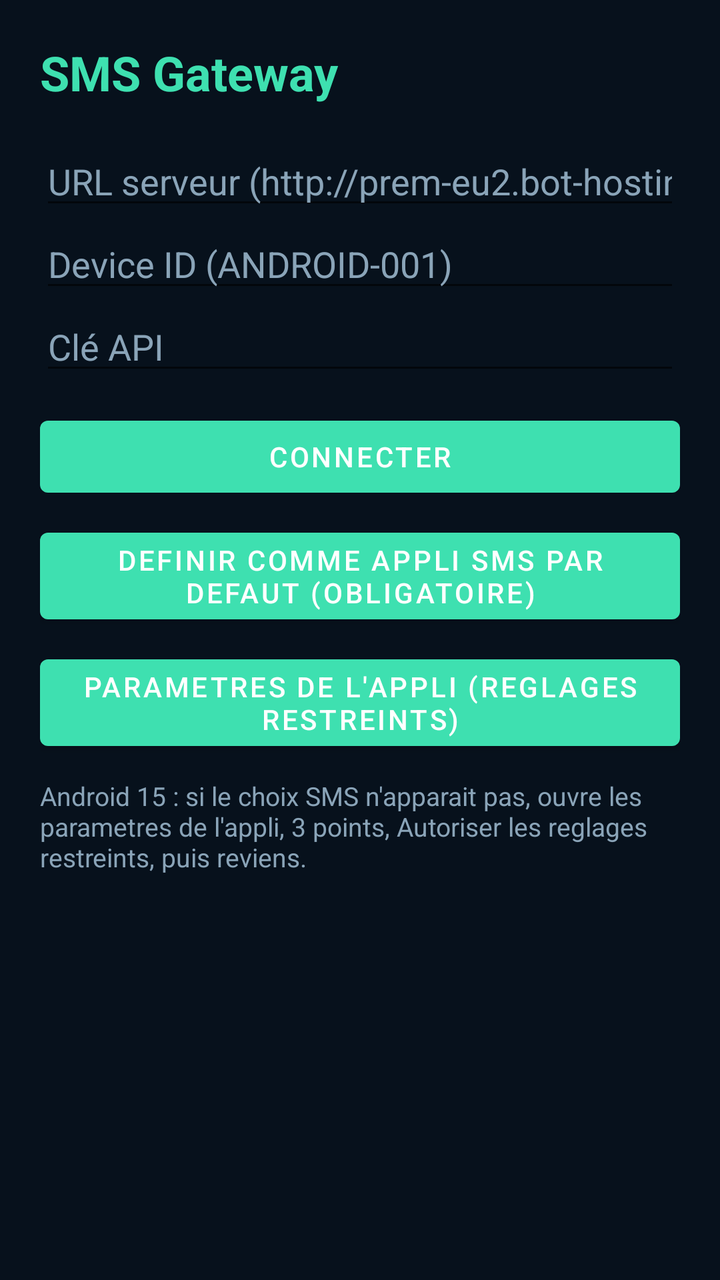
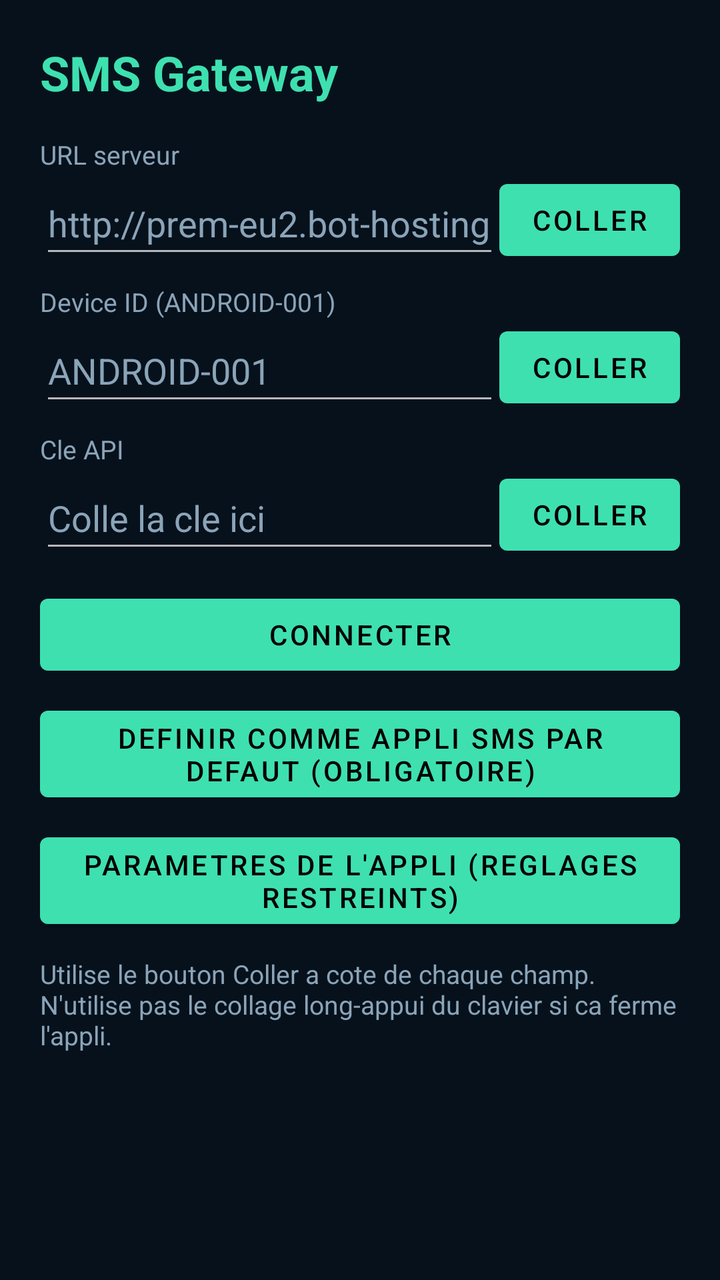

Screens rendered from an Android XML layout before and after an edit, with the pre-edit source and the edit as a unified diff.
<!-- AndroidManifest.xml: application theme Theme.SmsGateway -->
<!-- res/layout/activity_main.xml -->
<?xml version="1.0" encoding="utf-8"?>
<ScrollView xmlns:android="http://schemas.android.com/apk/res/android"
    android:layout_width="match_parent"
    android:layout_height="match_parent"
    android:background="#07111C"
    android:padding="20dp">

    <LinearLayout
        android:layout_width="match_parent"
        android:layout_height="wrap_content"
        android:orientation="vertical">

        <TextView
            android:layout_width="wrap_content"
            android:layout_height="wrap_content"
            android:text="SMS Gateway"
            android:textColor="#3EE0B0"
            android:textSize="24sp"
            android:textStyle="bold" />

        <EditText
            android:id="@+id/serverUrl"
            android:layout_width="match_parent"
            android:layout_height="wrap_content"
            android:layout_marginTop="16dp"
            android:hint="URL serveur (http://prem-eu2.bot-hosting.net:21724)"
            android:inputType="textUri"
            android:textColor="#E8F1F8"
            android:textColorHint="#8AA4B8" />

        <EditText
            android:id="@+id/deviceId"
            android:layout_width="match_parent"
            android:layout_height="wrap_content"
            android:hint="Device ID (ANDROID-001)"
            android:textColor="#E8F1F8"
            android:textColorHint="#8AA4B8" />

        <EditText
            android:id="@+id/apiKey"
            android:layout_width="match_parent"
            android:layout_height="wrap_content"
            android:hint="Clé API"
            android:inputType="textPassword"
            android:textColor="#E8F1F8"
            android:textColorHint="#8AA4B8" />

        <Button
            android:id="@+id/connectButton"
            android:layout_width="match_parent"
            android:layout_height="wrap_content"
            android:layout_marginTop="12dp"
            android:text="Connecter" />

        <Button
            android:id="@+id/defaultSmsButton"
            android:layout_width="match_parent"
            android:layout_height="wrap_content"
            android:layout_marginTop="8dp"
            android:text="Definir comme appli SMS par defaut (obligatoire)" />

        <Button
            android:id="@+id/restrictedSettingsButton"
            android:layout_width="match_parent"
            android:layout_height="wrap_content"
            android:layout_marginTop="8dp"
            android:text="Parametres de l&apos;appli (reglages restreints)" />

        <TextView
            android:layout_width="match_parent"
            android:layout_height="wrap_content"
            android:layout_marginTop="10dp"
            android:text="Android 15 : si le choix SMS n&apos;apparait pas, ouvre les parametres de l&apos;appli, 3 points, Autoriser les reglages restreints, puis reviens."
            android:textColor="#8AA4B8"
            android:textSize="13sp" />

        <TextView
            android:id="@+id/statusText"
            android:layout_width="match_parent"
            android:layout_height="wrap_content"
            android:layout_marginTop="24dp"
            android:lineSpacingExtra="6dp"
            android:textColor="#E8F1F8"
            android:textSize="16sp" />
    </LinearLayout>
</ScrollView>
<!-- resources referenced by this layout -->
<resources>
  <style name="Theme.SmsGateway" parent="Theme.MaterialComponents.DayNight.NoActionBar">
          <item name="colorPrimary">#3EE0B0</item>
          <item name="android:statusBarColor">#07111C</item>
          <item name="android:navigationBarColor">#07111C</item>
          <item name="android:windowBackground">#07111C</item>
          <item name="android:textColor">#E8F1F8</item>
      </style>
</resources>

<!-- the commit's change to res/layout/activity_main.xml (unified diff, before → after) -->
@@ -3,6 +3,10 @@
     android:layout_width="match_parent"
     android:layout_height="match_parent"
     android:background="#07111C"
+    android:descendantFocusability="beforeDescendants"
+    android:fillViewport="true"
+    android:focusable="true"
+    android:focusableInTouchMode="true"
     android:padding="20dp">
 
     <LinearLayout
@@ -18,32 +22,110 @@
             android:textSize="24sp"
             android:textStyle="bold" />
 
-        <EditText
-            android:id="@+id/serverUrl"
+        <TextView
             android:layout_width="match_parent"
             android:layout_height="wrap_content"
             android:layout_marginTop="16dp"
-            android:hint="URL serveur (http://prem-eu2.bot-hosting.net:21724)"
-            android:inputType="textUri"
-            android:textColor="#E8F1F8"
-            android:textColorHint="#8AA4B8" />
+            android:text="URL serveur"
+            android:textColor="#8AA4B8"
+            android:textSize="13sp" />
 
-        <EditText
-            android:id="@+id/deviceId"
+        <LinearLayout
             android:layout_width="match_parent"
             android:layout_height="wrap_content"
-            android:hint="Device ID (ANDROID-001)"
-            android:textColor="#E8F1F8"
-            android:textColorHint="#8AA4B8" />
+            android:gravity="center_vertical"
+            android:orientation="horizontal">
 
-        <EditText
-            android:id="@+id/apiKey"
+            <EditText
+                android:id="@+id/serverUrl"
+                android:layout_width="0dp"
+                android:layout_height="wrap_content"
+                android:layout_weight="1"
+                android:autofillHints=""
+                android:hint="http://prem-eu2.bot-hosting.net:21724"
+                android:imeOptions="actionNext"
+                android:importantForAutofill="no"
+                android:inputType="text|textNoSuggestions"
+                android:minHeight="48dp"
+                android:textColor="#E8F1F8"
+                android:textColorHint="#8AA4B8" />
+
+            <Button
+                android:id="@+id/pasteUrlButton"
+                android:layout_width="wrap_content"
+                android:layout_height="wrap_content"
+                android:text="Coller" />
+        </LinearLayout>
+
+        <TextView
             android:layout_width="match_parent"
             android:layout_height="wrap_content"
-            android:hint="Clé API"
-            android:inputType="textPassword"
-            android:textColor="#E8F1F8"
-            android:textColorHint="#8AA4B8" />
+            android:layout_marginTop="8dp"
+            android:text="Device ID (ANDROID-001)"
+            android:textColor="#8AA4B8"
+            android:textSize="13sp" />
+
+        <LinearLayout
+            android:layout_width="match_parent"
+            android:layout_height="wrap_content"
+            android:gravity="center_vertical"
+            android:orientation="horizontal">
+
+            <EditText
+                android:id="@+id/deviceId"
+                android:layout_width="0dp"
+                android:layout_height="wrap_content"
+                android:layout_weight="1"
+                android:autofillHints=""
+                android:hint="ANDROID-001"
+                android:imeOptions="actionNext"
+                android:importantForAutofill="no"
+                android:inputType="text|textCapCharacters|textNoSuggestions"
+                android:minHeight="48dp"
+                android:textColor="#E8F1F8"
+                android:textColorHint="#8AA4B8" />
+
+            <Button
+                android:id="@+id/pasteDeviceButton"
+                android:layout_width="wrap_content"
+                android:layout_height="wrap_content"
+                android:text="Coller" />
+        </LinearLayout>
+
+        <TextView
+            android:layout_width="match_parent"
+            android:layout_height="wrap_content"
+            android:layout_marginTop="8dp"
+            android:text="Cle API"
+            android:textColor="#8AA4B8"
+            android:textSize="13sp" />
+
+        <LinearLayout
+            android:layout_width="match_parent"
+            android:layout_height="wrap_content"
+            android:gravity="center_vertical"
+            android:orientation="horizontal">
+
+            <EditText
+                android:id="@+id/apiKey"
+                android:layout_width="0dp"
+                android:layout_height="wrap_content"
+                android:layout_weight="1"
+                android:autofillHints=""
+                android:hint="Colle la cle ici"
+                android:imeOptions="actionDone"
+                android:importantForAutofill="no"
+                android:inputType="text|textNoSuggestions|textVisiblePassword"
+                android:minHeight="48dp"
+                android:textColor="#E8F1F8"
+                android:textColorHint="#8AA4B8" />
+
+            <Button
+                android:id="@+id/pasteKeyButton"
+                android:layout_width="wrap_content"
+                android:layout_height="wrap_content"
+                android:text="Coller" />
+        </LinearLayout>
 
         <Button
             android:id="@+id/connectButton"
@@ -70,7 +152,7 @@
             android:layout_width="match_parent"
             android:layout_height="wrap_content"
             android:layout_marginTop="10dp"
-            android:text="Android 15 : si le choix SMS n&apos;apparait pas, ouvre les parametres de l&apos;appli, 3 points, Autoriser les reglages restreints, puis reviens."
+            android:text="Utilise le bouton Coller a cote de chaque champ. N&apos;utilise pas le collage long-appui du clavier si ca ferme l&apos;appli."
             android:textColor="#8AA4B8"
             android:textSize="13sp" />
 
<!-- resource entries referenced after the edit -->
@@ -1,11 +1,12 @@
 <!-- resources referenced by this layout -->
 <resources>
-  <style name="Theme.SmsGateway" parent="Theme.MaterialComponents.DayNight.NoActionBar">
+  <style name="Theme.SmsGateway" parent="Theme.MaterialComponents.NoActionBar">
           <item name="colorPrimary">#3EE0B0</item>
           <item name="android:statusBarColor">#07111C</item>
           <item name="android:navigationBarColor">#07111C</item>
           <item name="android:windowBackground">#07111C</item>
           <item name="android:textColor">#E8F1F8</item>
+          <item name="android:importantForAutofill">noExcludeDescendants</item>
       </style>
 </resources>
 
